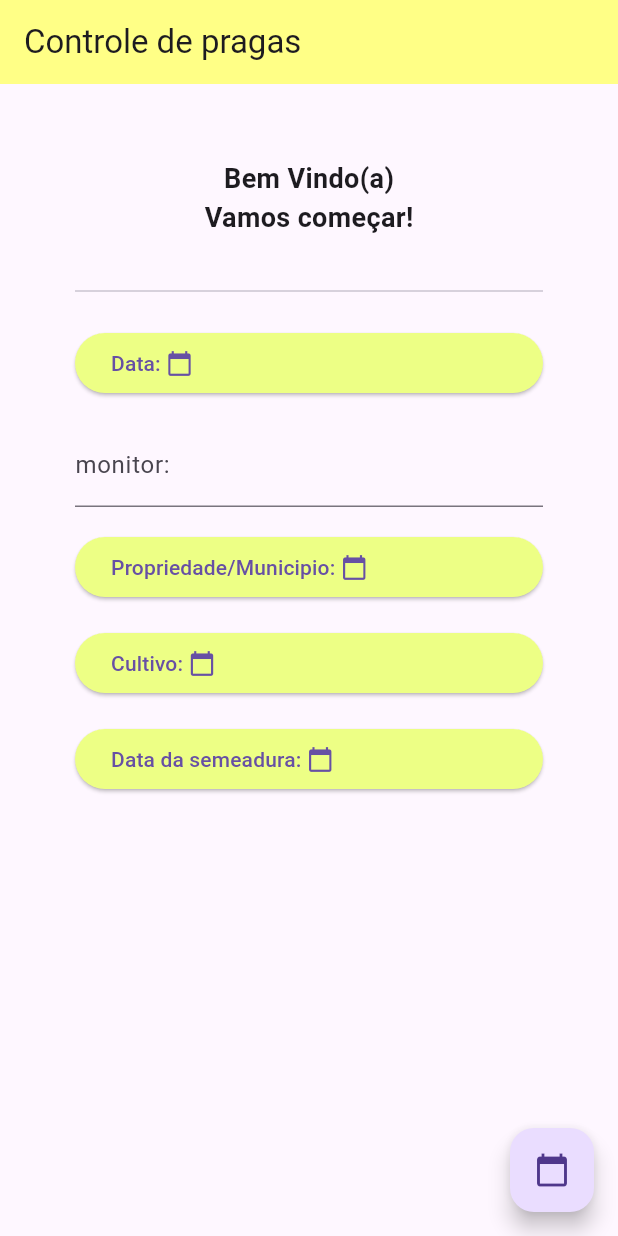
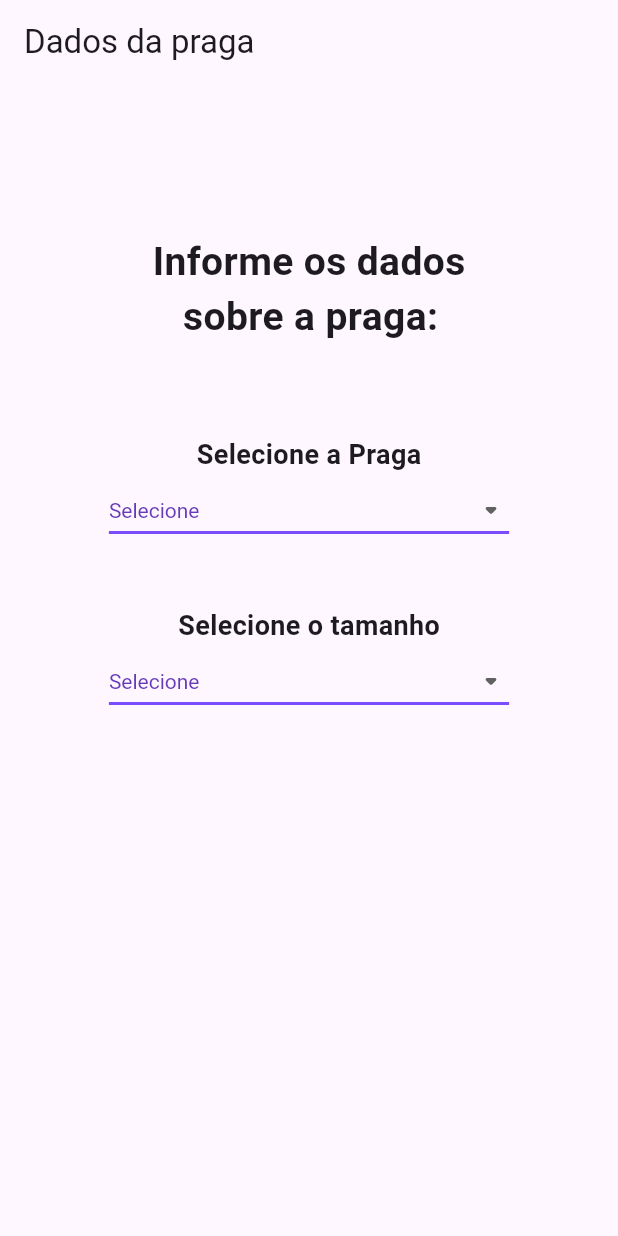
Before and after one commit to hedonvictor/ControlePragas, a Flutter app: the screen it shows after launch, on a phone screen of 412 x 824 dp. Run offline on Flutter 3.47's test engine with Material 3 defaults, Android fonts, the phone set to English and light mode, and no system bars.

Commit message:
pestControl

```diff
--- a/lib/main.dart
+++ b/lib/main.dart
@@ -1,4 +1,5 @@
 import 'package:controlepragas/pages/home.dart';
+import 'package:controlepragas/pages/pestControl.dart';
 import 'package:flutter/material.dart';
 import './pages/components/TextInputDemo.dart';
 
@@ -12,7 +13,7 @@ class MainApp extends StatelessWidget {
   @override
   Widget build(BuildContext context) {
     return const MaterialApp(
-      home: Home()
-        );
+      home: pestControl(),
+    );
   }
 }
--- /dev/null
+++ b/lib/pages/components/dropdownComp.dart
@@ -0,0 +1,46 @@
+import 'package:flutter/material.dart';
+
+const List<String> list = <String>[
+  'Selecione',
+  'Lagarta da Soja (Anticarsia)',
+  'Lagarta Falsa medideira (Chrysodeixis)',
+  'Lagarta das Vagens (Spodoptera spp)',
+  'Lagartas do grupo Heliothinae'
+];
+
+class DropdownButtonExample extends StatefulWidget {
+  const DropdownButtonExample({super.key});
+
+  @override
+  State<DropdownButtonExample> createState() => _DropdownButtonExampleState();
+}
+
+class _DropdownButtonExampleState extends State<DropdownButtonExample> {
+  String dropdownValue = list.first;
+
+  @override
+  Widget build(BuildContext context) {
+    return DropdownButton<String>(
+      value: dropdownValue,
+      icon: const Icon(Icons.arrow_drop_down_rounded),
+      elevation: 55,
+      style: const TextStyle(color: Colors.deepPurple),
+      underline: Container(
+        height: 2,
+        color: Colors.deepPurpleAccent,
+      ),
+      onChanged: (String? value) {
+        // This is called when the user selects an item.
+        setState(() {
+          dropdownValue = value!;
+        });
+      },
+      items: list.map<DropdownMenuItem<String>>((String value) {
+        return DropdownMenuItem<String>(
+          value: value,
+          child: Text(value),
+        );
+      }).toList(),
+    );
+  }
+}
--- /dev/null
+++ b/lib/pages/pestControl.dart
@@ -0,0 +1,49 @@
+import 'package:controlepragas/pages/components/dropdownComp.dart';
+import 'package:flutter/material.dart';
+
+class pestControl extends StatelessWidget {
+  const pestControl({Key? key}) : super(key: key);
+
+  @override
+  Widget build(BuildContext context) {
+    return MaterialApp(
+      home: Scaffold(
+          appBar: AppBar(
+            title: const Text('Dados da praga'),
+          ),
+          body: const Center(
+            child: Column(
+              children: [
+                SizedBox(height: 100),
+                Text(
+                  "Informe os dados\n"
+                  "   sobre a praga:",
+                  style: TextStyle(
+                    fontWeight: FontWeight.bold,
+                    fontSize: 26,
+                  ),
+                ),
+                SizedBox(height: 60),
+                Text(
+                  "Selecione a Praga",
+                  style: TextStyle(
+                    fontWeight: FontWeight.bold,
+                    fontSize: 18,
+                  ),
+                ),
+                DropdownButtonExample(),
+                SizedBox(height: 40),
+                Text(
+                  "Selecione o tamanho",
+                  style: TextStyle(
+                    fontWeight: FontWeight.bold,
+                    fontSize: 18,
+                  ),
+                ),
+                DropdownButtonExample(),
+              ],
+            ),
+          )),
+    );
+  }
+}
```
Also changed, not shown: lib/assets/pngwing.com.png (added).
